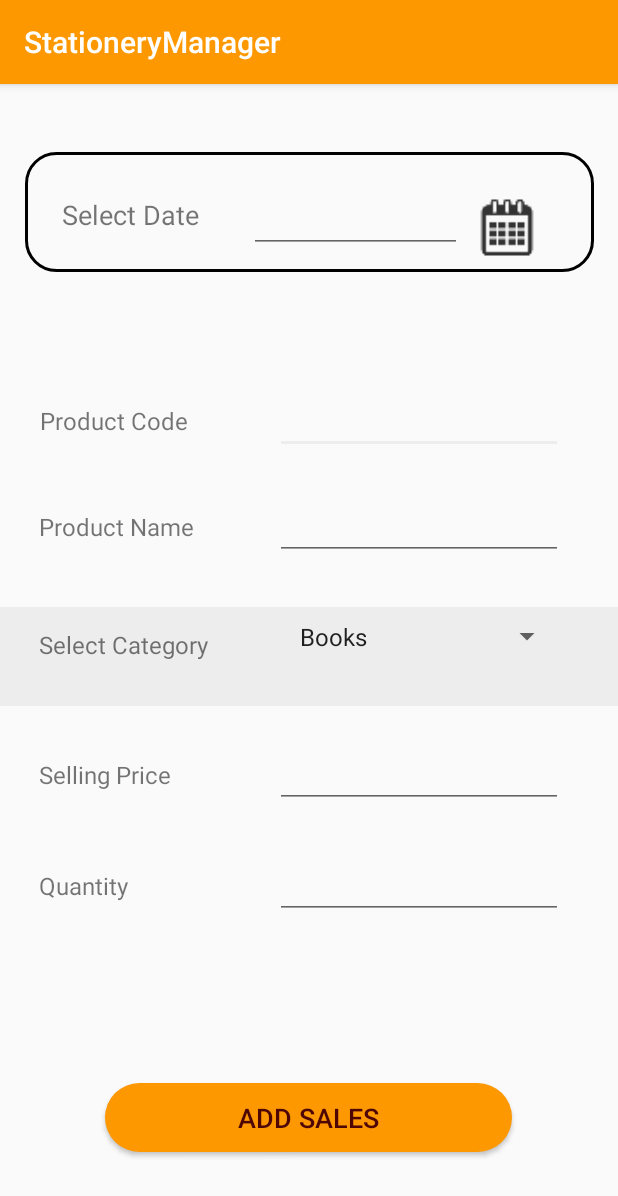
After one commit to NisugaJ/TheStationaryManager, an Android app: the AddSales screen opened directly, with no data from a screen before it, on a phone screen of 412 x 824 dp. The commit adds this screen. Shown: the top 1196 px of the screen. Run offline under Robolectric (Android 15) with nearby library versions, the phone set to English and light mode, and no system bars.

Commit message:
Sales Adding Form Added.

```diff
--- a/app/src/main/AndroidManifest.xml
+++ b/app/src/main/AndroidManifest.xml
@@ -9,7 +9,8 @@
         android:roundIcon="@mipmap/ic_launcher_round"
         android:supportsRtl="true"
         android:theme="@style/AppTheme">
-        <activity android:name=".MainNavigation"></activity>
+        <activity android:name=".AddSales"></activity>
+        <activity android:name=".MainNavigation" />
         <activity android:name=".AddExpenses" />
         <activity
             android:name=".LaunchActivity"
--- /dev/null
+++ b/app/src/main/java/com/example/stationerymanager/AddSales.java
@@ -0,0 +1,93 @@
+package com.example.stationerymanager;
+
+import androidx.appcompat.app.AppCompatActivity;
+
+import android.app.DatePickerDialog;
+import android.graphics.Color;
+import android.graphics.drawable.ColorDrawable;
+import android.os.Bundle;
+import android.view.View;
+import android.widget.AdapterView;
+import android.widget.ArrayAdapter;
+import android.widget.DatePicker;
+import android.widget.EditText;
+import android.widget.Spinner;
+import android.widget.TextView;
+
+import java.util.Calendar;
+
+public class AddSales extends AppCompatActivity implements AdapterView.OnItemSelectedListener{
+
+    TextView tvDate;
+    EditText etDate;
+    DatePickerDialog.OnDateSetListener setListener;
+
+    @Override
+    protected void onCreate(Bundle savedInstanceState) {
+        super.onCreate(savedInstanceState);
+        setContentView(R.layout.activity_add_sales);
+//        getSupportActionBar().setTitle("Add Sales");
+
+
+        Spinner spinner = findViewById(R.id.spinner1);
+        ArrayAdapter<CharSequence> adapter = ArrayAdapter.createFromResource(this, R.array.combo_box1, android.R.layout.simple_spinner_item);
+        adapter.setDropDownViewResource(android.R.layout.simple_spinner_dropdown_item);
+        spinner.setAdapter(adapter);
+        spinner.setOnItemSelectedListener(this);
+
+        tvDate = findViewById(R.id.tvDate);
+        etDate = findViewById(R.id.editText3);
+
+        Calendar calendar = Calendar.getInstance();
+        final int year = calendar.get(Calendar.YEAR);
+        final int month = calendar.get(Calendar.MONTH);
+        final int day = calendar.get(Calendar.DAY_OF_MONTH);
+
+        etDate.setOnClickListener(new View.OnClickListener() {
+            @Override
+            public void onClick(View view) {
+                DatePickerDialog datePickerDialog = new DatePickerDialog(AddSales.this,android.R.style.Theme_Holo_Dialog_NoActionBar_MinWidth,setListener,year,month,day);
+                datePickerDialog.getWindow().setBackgroundDrawable(new ColorDrawable(Color.TRANSPARENT));
+                datePickerDialog.show();
+
+            }
+        });
+
+        setListener = new DatePickerDialog.OnDateSetListener() {
+            @Override
+            public void onDateSet(DatePicker view, int year, int month, int dayOfMonth) {
+                month = month + 1;
+                String date = day+"/"+month+"/"+year;
+                etDate.setText(date);
+            }
+        } ;
+
+//        etDate.setOnClickListener(new View.OnClickListener() {
+//            @Override
+//            public void onClick(View view) {
+//                DatePickerDialog datePickerDialog = new DatePickerDialog(AddSales.this, new DatePickerDialog.OnDateSetListener() {
+//                    @Override
+//                    public void onDateSet(DatePicker view, int year, int month, int day) {
+//                        month = month+1;
+//                        String date = day+"/"+month+"/"+year;
+//                        etDate.setText(date);
+//                    }
+//                },year,month,day);
+//                datePickerDialog.show();
+//            }
+//        });
+
+    }
+
+    @Override
+    public void onItemSelected(AdapterView<?> parent, View view, int position, long id) {
+//        String.text = parent.getItemAtPosition(position).toString();
+//        Toast.makeText(parent.getContext(), text, Toast.LENGTH_SHORT).show();
+    }
+
+    @Override
+    public void onNothingSelected(AdapterView<?> parent) {
+
+    }
+
+}
--- a/app/src/main/java/com/example/stationerymanager/MainNavigation.java
+++ b/app/src/main/java/com/example/stationerymanager/MainNavigation.java
@@ -1,5 +1,6 @@
 package com.example.stationerymanager;
 
+import android.content.Intent;
 import android.os.Bundle;
 import com.google.android.material.bottomnavigation.BottomNavigationView;
 import androidx.appcompat.app.AppCompatActivity;
--- /dev/null
+++ b/app/src/main/res/drawable/frame1.xml
@@ -0,0 +1,11 @@
+<?xml version="1.0" encoding="utf-8"?>
+<selector xmlns:android="http://schemas.android.com/apk/res/android">
+    <item>
+        <shape android:shape="rectangle">
+            <solid android:color="@android:color/transparent"/>
+            <stroke android:width="2dp" android:color="@android:color/black"></stroke>
+            <corners android:radius="20dp"></corners>
+        </shape>
+    </item>
+
+</selector>
--- /dev/null
+++ b/app/src/main/res/drawable/rounded_button.xml
@@ -0,0 +1,7 @@
+<?xml version="1.0" encoding="utf-8"?>
+<shape xmlns:android="http://schemas.android.com/apk/res/android" android:shape="rectangle">
+
+    <solid android:color="@color/colorPrimary"/>
+    <corners android:radius="100dp"/>
+
+</shape>
--- /dev/null
+++ b/app/src/main/res/layout/activity_add_sales.xml
@@ -0,0 +1,271 @@
+<?xml version="1.0" encoding="utf-8"?>
+<androidx.constraintlayout.widget.ConstraintLayout xmlns:android="http://schemas.android.com/apk/res/android"
+    xmlns:app="http://schemas.android.com/apk/res-auto"
+    xmlns:tools="http://schemas.android.com/tools"
+    android:layout_width="match_parent"
+    android:layout_height="match_parent"
+    tools:context=".AddSales">
+
+    <TextView
+        android:id="@+id/SAtxt1"
+        android:layout_width="120dp"
+        android:layout_height="25dp"
+        android:layout_marginStart="8dp"
+        android:layout_marginEnd="8dp"
+        android:text="@string/SAtxt1"
+        android:textSize="16sp"
+        app:layout_constraintBaseline_toBaselineOf="@+id/SAfill1"
+        app:layout_constraintEnd_toEndOf="parent"
+        app:layout_constraintHorizontal_bias="0.067"
+        app:layout_constraintStart_toStartOf="parent"
+        tools:text="@string/SAtxt1" />
+
+    <TextView
+        android:id="@+id/SAtxt2"
+        android:layout_width="120dp"
+        android:layout_height="25dp"
+        android:layout_marginStart="8dp"
+        android:layout_marginEnd="8dp"
+        android:text="@string/SAtxt2"
+        android:textSize="16sp"
+        app:layout_constraintBaseline_toBaselineOf="@+id/SAfill2"
+        app:layout_constraintEnd_toEndOf="parent"
+        app:layout_constraintHorizontal_bias="0.065"
+        app:layout_constraintStart_toStartOf="parent"
+        tools:text="@string/SAtxt2" />
+
+
+    <View
+        android:id="@+id/view"
+        android:layout_width="0dp"
+        android:layout_height="66dp"
+        android:layout_marginTop="16dp"
+        android:layout_marginBottom="8dp"
+        android:background="@color/colorAccent"
+        app:layout_constraintBottom_toBottomOf="parent"
+        app:layout_constraintEnd_toEndOf="parent"
+        app:layout_constraintHorizontal_bias="0.0"
+        app:layout_constraintStart_toStartOf="parent"
+        app:layout_constraintTop_toTopOf="parent"
+        app:layout_constraintVertical_bias="0.491" />
+
+    <TextView
+        android:id="@+id/SAtxt3"
+        android:layout_width="140dp"
+        android:layout_height="25dp"
+        android:layout_marginStart="8dp"
+        android:layout_marginEnd="8dp"
+        android:layout_marginBottom="8dp"
+        android:text="@string/SAtxt3"
+        android:textSize="16sp"
+        app:layout_constraintBottom_toBottomOf="parent"
+        app:layout_constraintEnd_toEndOf="parent"
+        app:layout_constraintHorizontal_bias="0.07"
+        app:layout_constraintStart_toStartOf="parent"
+        app:layout_constraintTop_toTopOf="parent"
+        app:layout_constraintVertical_bias="0.494"
+        tools:text="@string/SAtxt3" />
+
+    <Spinner
+        android:id="@+id/spinner1"
+        android:layout_width="183dp"
+        android:layout_height="42dp"
+        android:layout_marginStart="8dp"
+        android:layout_marginLeft="8dp"
+        android:layout_marginTop="8dp"
+        android:layout_marginEnd="8dp"
+        android:layout_marginBottom="8dp"
+        app:layout_constraintBottom_toBottomOf="parent"
+        app:layout_constraintEnd_toEndOf="parent"
+        app:layout_constraintHorizontal_bias="0.391"
+        app:layout_constraintStart_toEndOf="@+id/SAtxt3"
+        app:layout_constraintTop_toTopOf="parent"
+        app:layout_constraintVertical_bias="0.478"></Spinner>
+
+
+    <TextView
+        android:id="@+id/SAtxt4"
+        android:layout_width="120dp"
+        android:layout_height="25dp"
+        android:layout_marginStart="8dp"
+        android:layout_marginEnd="8dp"
+        android:text="@string/SAtxt4"
+        android:textSize="16sp"
+        app:layout_constraintBaseline_toBaselineOf="@+id/SAfill3"
+        app:layout_constraintEnd_toEndOf="parent"
+        app:layout_constraintHorizontal_bias="0.065"
+        app:layout_constraintStart_toStartOf="parent"
+        tools:text="@string/SAtxt4" />
+
+    <TextView
+        android:id="@+id/SAtxt5"
+        android:layout_width="120dp"
+        android:layout_height="25dp"
+        android:layout_marginStart="8dp"
+        android:layout_marginEnd="8dp"
+        android:text="@string/SAtxt5"
+        android:textSize="16sp"
+        app:layout_constraintBaseline_toBaselineOf="@+id/SAfill4"
+        app:layout_constraintEnd_toEndOf="parent"
+        app:layout_constraintHorizontal_bias="0.065"
+        app:layout_constraintStart_toStartOf="parent"
+        tools:text="@string/SAtxt5" />
+
+    <EditText
+        android:id="@+id/SAfill1"
+        android:layout_width="192dp"
+        android:layout_height="45dp"
+        android:layout_marginStart="8dp"
+        android:layout_marginLeft="8dp"
+        android:layout_marginTop="8dp"
+        android:layout_marginEnd="8dp"
+        android:layout_marginBottom="8dp"
+        android:autofillHints=""
+        android:ems="10"
+        android:inputType="textPersonName"
+        app:layout_constraintBottom_toBottomOf="parent"
+        app:layout_constraintEnd_toEndOf="parent"
+        app:layout_constraintStart_toEndOf="@+id/SAtxt1"
+        app:layout_constraintTop_toTopOf="parent"
+        app:layout_constraintVertical_bias="0.274" />
+
+    <EditText
+        android:id="@+id/SAfill2"
+        android:layout_width="192dp"
+        android:layout_height="45dp"
+        android:layout_marginStart="8dp"
+        android:layout_marginLeft="8dp"
+        android:layout_marginTop="8dp"
+        android:layout_marginEnd="8dp"
+        android:layout_marginBottom="8dp"
+        android:autofillHints=""
+        android:ems="10"
+        android:inputType="textPersonName"
+        app:layout_constraintBottom_toBottomOf="parent"
+        app:layout_constraintEnd_toEndOf="parent"
+        app:layout_constraintHorizontal_bias="0.508"
+        app:layout_constraintStart_toEndOf="@+id/SAtxt2"
+        app:layout_constraintTop_toTopOf="parent"
+        app:layout_constraintVertical_bias="0.374" />
+
+    <EditText
+        android:id="@+id/SAfill3"
+        android:layout_width="192dp"
+        android:layout_height="45dp"
+        android:layout_marginStart="8dp"
+        android:layout_marginLeft="8dp"
+        android:layout_marginTop="8dp"
+        android:layout_marginEnd="8dp"
+        android:layout_marginBottom="8dp"
+        android:autofillHints=""
+        android:ems="10"
+        android:inputType="textPersonName"
+        app:layout_constraintBottom_toBottomOf="parent"
+        app:layout_constraintEnd_toEndOf="parent"
+        app:layout_constraintHorizontal_bias="0.508"
+        app:layout_constraintStart_toEndOf="@+id/SAtxt4"
+        app:layout_constraintTop_toTopOf="parent"
+        app:layout_constraintVertical_bias="0.608" />
+
+    <EditText
+        android:id="@+id/SAfill4"
+        android:layout_width="192dp"
+        android:layout_height="45dp"
+        android:layout_marginStart="8dp"
+        android:layout_marginLeft="8dp"
+        android:layout_marginTop="8dp"
+        android:layout_marginEnd="8dp"
+        android:layout_marginBottom="8dp"
+        android:autofillHints=""
+        android:ems="10"
+        android:inputType="number"
+        app:layout_constraintBottom_toBottomOf="parent"
+        app:layout_constraintEnd_toEndOf="parent"
+        app:layout_constraintHorizontal_bias="0.508"
+        app:layout_constraintStart_toEndOf="@+id/SAtxt5"
+        app:layout_constraintTop_toTopOf="parent"
+        app:layout_constraintVertical_bias="0.712" />
+
+    <Button
+        android:id="@+id/SAbtn1"
+        android:layout_width="271dp"
+        android:layout_height="46dp"
+        android:layout_marginStart="8dp"
+        android:layout_marginTop="8dp"
+        android:layout_marginEnd="8dp"
+        android:layout_marginBottom="8dp"
+        android:background="@drawable/rounded_button"
+        android:text="@string/SAbtn1"
+        android:textColor="@color/btnColorFont"
+        android:textSize="18sp"
+        app:layout_constraintBottom_toBottomOf="parent"
+        app:layout_constraintEnd_toEndOf="parent"
+        app:layout_constraintHorizontal_bias="0.498"
+        app:layout_constraintStart_toStartOf="parent"
+        app:layout_constraintTop_toTopOf="parent"
+        app:layout_constraintVertical_bias="0.932"
+        tools:text="@string/SAbtn1" />
+
+    <TextView
+        android:id="@+id/tx"
+        android:layout_width="379dp"
+        android:layout_height="80dp"
+        android:layout_marginStart="8dp"
+        android:layout_marginEnd="8dp"
+        android:layout_marginBottom="8dp"
+        android:background="@drawable/frame1"
+        app:layout_constraintBottom_toBottomOf="parent"
+        app:layout_constraintEnd_toEndOf="parent"
+        app:layout_constraintStart_toStartOf="parent"
+        app:layout_constraintTop_toTopOf="parent"
+        app:layout_constraintVertical_bias="0.067" />
+
+    <TextView
+        android:id="@+id/tvDate"
+        android:layout_width="95dp"
+        android:layout_height="32dp"
+        android:layout_marginStart="8dp"
+        android:layout_marginLeft="8dp"
+        android:layout_marginTop="8dp"
+        android:layout_marginEnd="8dp"
+        android:layout_marginRight="8dp"
+        android:layout_marginBottom="8dp"
+        android:text="@string/SAtxt6"
+        android:textSize="18sp"
+        app:layout_constraintBottom_toBottomOf="parent"
+        app:layout_constraintEnd_toEndOf="parent"
+        app:layout_constraintHorizontal_bias="0.11"
+        app:layout_constraintStart_toStartOf="parent"
+        app:layout_constraintTop_toTopOf="parent"
+        app:layout_constraintVertical_bias="0.093"
+        tools:text="@string/SAtxt6" />
+
+    <EditText
+        android:id="@+id/editText3"
+        android:layout_width="142dp"
+        android:layout_height="38dp"
+        android:layout_marginStart="8dp"
+        android:layout_marginLeft="8dp"
+        android:layout_marginEnd="8dp"
+        android:layout_marginRight="8dp"
+        app:layout_constraintBottom_toBottomOf="@+id/tvDate"
+        app:layout_constraintEnd_toStartOf="@+id/imageView8"
+        app:layout_constraintHorizontal_bias="1.0"
+        app:layout_constraintStart_toEndOf="@+id/tvDate"
+        app:layout_constraintTop_toTopOf="@+id/tvDate"
+        app:layout_constraintVertical_bias="0.0" />
+
+    <ImageView
+        android:id="@+id/imageView8"
+        android:layout_width="44dp"
+        android:layout_height="42dp"
+        android:layout_marginEnd="52dp"
+        android:layout_marginRight="52dp"
+
+        app:layout_constraintBottom_toBottomOf="@+id/editText3"
+        app:layout_constraintEnd_toEndOf="parent"
+        app:layout_constraintTop_toTopOf="@+id/editText3"
+        app:layout_constraintVertical_bias="0.0"
+        app:srcCompat="@drawable/ic_calender" />
+
+</androidx.constraintlayout.widget.ConstraintLayout>
--- a/app/src/main/res/values/colors.xml
+++ b/app/src/main/res/values/colors.xml
@@ -3,4 +3,5 @@
     <color name="colorPrimary">#FD9801</color>
     <color name="colorPrimaryDark">#F5C6A8</color>
     <color name="colorAccent">#EDEDED</color>
+    <color name="btnColorFont">#4f0706</color>
 </resources>
--- a/app/src/main/res/values/strings.xml
+++ b/app/src/main/res/values/strings.xml
@@ -48,4 +48,12 @@
     <string name="PAtxt6">Quantity</string>
     <string name="PAbtn1">Add Products</string>
     <string name="set_date">Set Date</string>
+
+    <string name="SAtxt1">Product Code</string>
+    <string name="SAtxt2">Product Name</string>
+    <string name="SAtxt3">Select Category</string>
+    <string name="SAtxt4">Selling Price</string>
+    <string name="SAtxt5">Quantity</string>
+    <string name="SAtxt6">Select Date</string>
+    <string name="SAbtn1">Add Sales</string>
 </resources>
```
Also changed, not shown: app/src/main/java/com/example/stationerymanager/AddProducts.java (deleted, +0 -35 lines), app/src/main/res/layout/activity_add_products.xml (deleted, +0 -287 lines).
